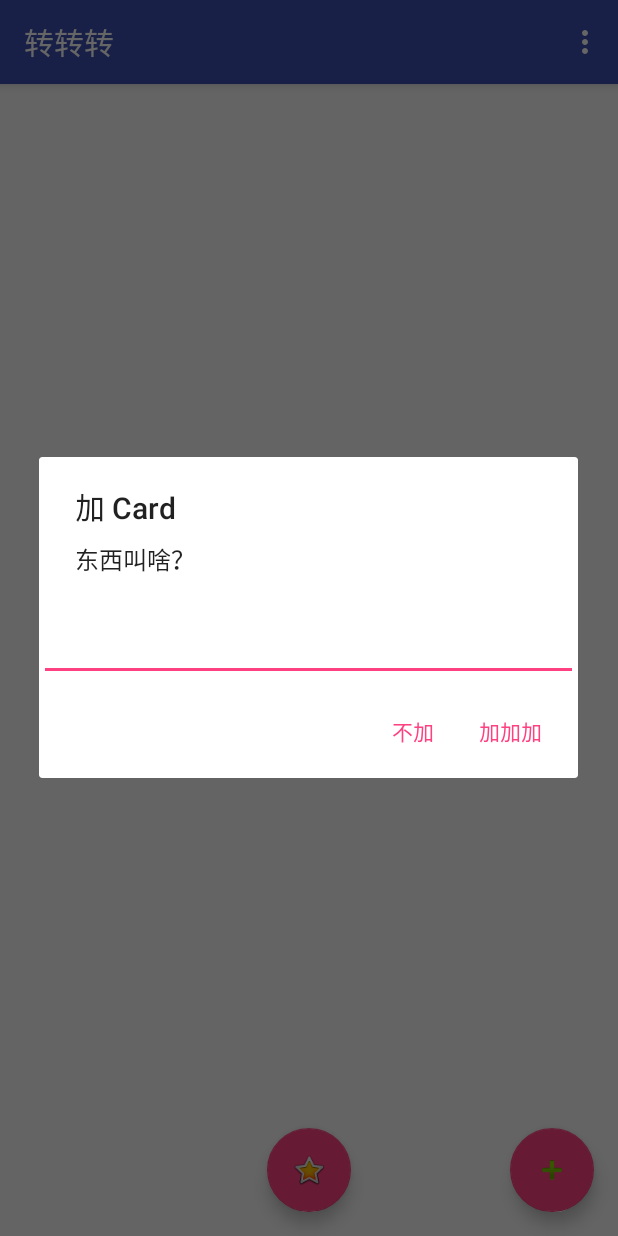
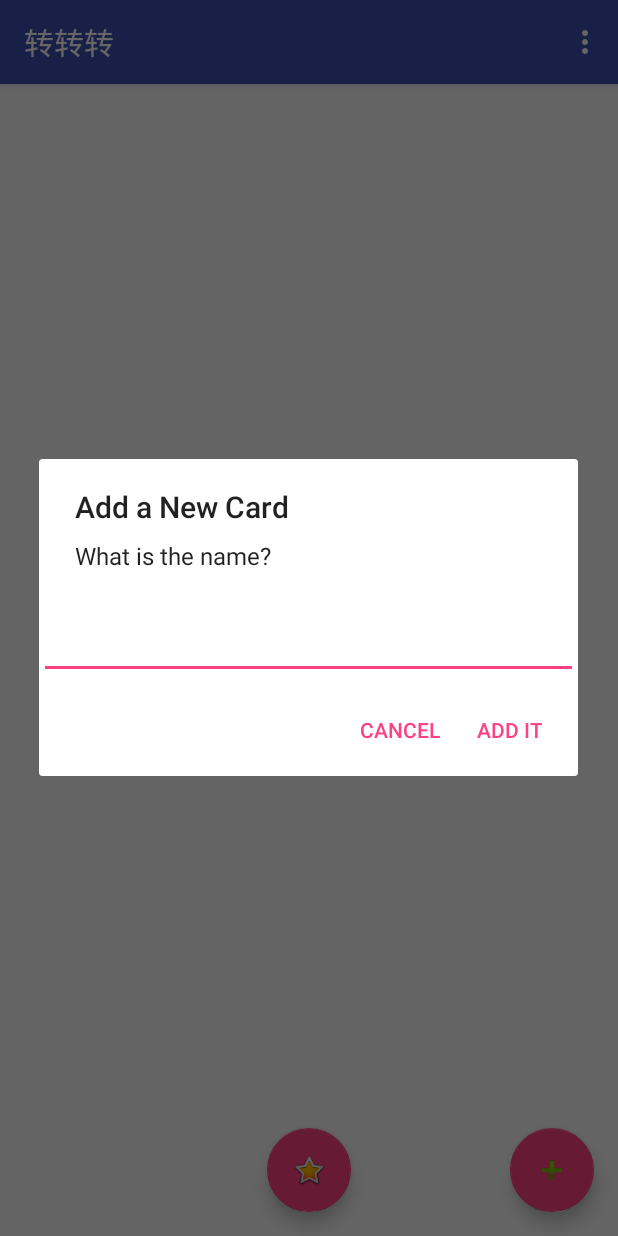
Before and after one commit to yihanseattle/ZhuanZhuanZhuan, an Android app: the MainActivity screen opened directly, with no data from a screen before it, after a tap on an icon or button, on a phone screen of 412 x 824 dp. Run offline under Robolectric (Android 15) with nearby library versions, the phone set to English and light mode, and no system bars; libraries missing offline, so code that uses them is left out: com.daimajia.androidanimations; 1 statement that could not run was skipped.

Commit message:
Update. Code cleanup.

```diff
--- a/app/src/main/res/values/strings.xml
+++ b/app/src/main/res/values/strings.xml
@@ -1,11 +1,10 @@
 <resources>
-    <string name="app_name">转转转</string>
+    <string name="app_name">Choice Maker</string>
     <string name="action_settings">Settings</string>
-    <string name="go_for_it">加加加</string>
-    <string name="give_up">不加</string>
-    <string name="ready_to_add_new_item">加 Card</string>
-    <string name="please_enter_content">东西叫啥？</string>
-    <string name="your_result">没办法了，这是结果</string>
-    <string name="accept">我从了</string>
-    <string name="again">什么玩意</string>
+    <string name="go_for_it">Add it</string>
+    <string name="give_up">Cancel</string>
+    <string name="ready_to_add_new_item">Add a New Card</string>
+    <string name="please_enter_content">What is the name?</string>
+    <string name="your_result">You have an result</string>
+    <string name="accept">I accept</string>
 </resources>
```
Also changed, not shown: app/src/main/java/app/com/yihan/android/zhuanzhuanzhuan/MainActivity.java (+3 -15 lines).
